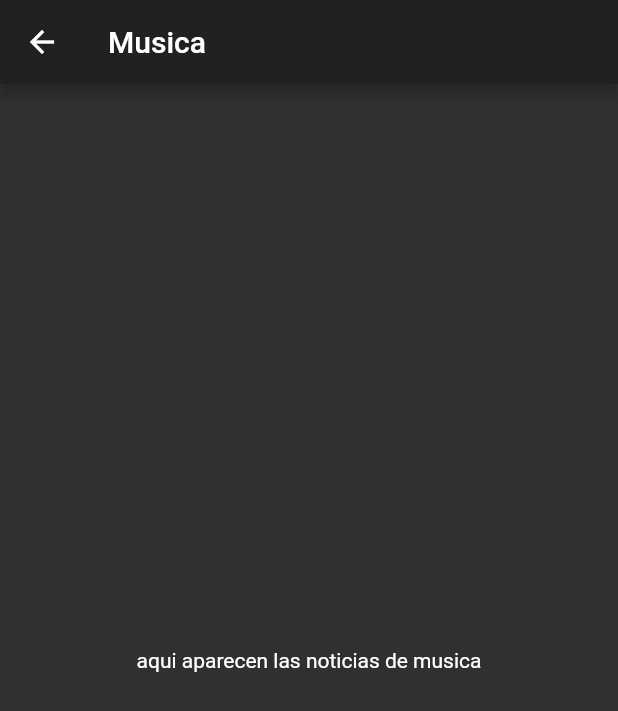
After one commit to Jaleman1005/Proyecto, a Flutter app: the MenuPage screen opened directly, after a tap on "Musica", on a phone screen of 412 x 824 dp. The commit adds this screen. Shown: the top 711 px of the screen. Run offline on Flutter 3.47's test engine with Material 2 defaults, Android fonts, the light colour scheme and no system bars.

Commit message:
modify the categorias page for implemente routes

```diff
--- a/myapp/lib/pages/Categorias.dart
+++ b/myapp/lib/pages/Categorias.dart
@@ -1,4 +1,6 @@
 import 'package:flutter/material.dart';
+import 'package:startup_namer/pages/FiltosCategorias/deportes.dart';
+import 'package:startup_namer/pages/FiltosCategorias/musica.dart';
 
 class CategoriasPage extends StatefulWidget{
   @override
@@ -23,105 +25,55 @@ class CategoriasPageState extends State<CategoriasPage> {
         mainAxisSpacing: 10,
         crossAxisCount: 2,
         children: <Widget>[
-          Container(
-            padding: const EdgeInsets.all(8),
-            child: const Text('Musica'),
-            decoration: new BoxDecoration(
-              image: DecorationImage(
-                image: new AssetImage('imagenes/musica.jpg'),
-                fit: BoxFit.fill,
-              ),
-            ),
+          contenedores(
+            text: 'Musica',
+            assetimage: 'imagenes/musica.jpg',
+            url: musicaPage(),
           ),
-          Container(
-            padding: const EdgeInsets.all(8),
-            child: const Text('Deportes'),
-            decoration: new BoxDecoration(
-              image: DecorationImage(
-                image: new AssetImage('imagenes/deportes.jpg'),
-                fit: BoxFit.fill,
-              ),
-            ),
+          contenedores(
+            text: 'Deportes',
+            assetimage: 'imagenes/deportes.jpg',
+            url: deportesPage(),
           ),
-          Container(
-            padding: const EdgeInsets.all(8),
-            child: const Text('Cine'),
-            decoration: new BoxDecoration(
-              image: DecorationImage(
-                image: new AssetImage('imagenes/cine.jpg'),
-                fit: BoxFit.fill,
-              ),
-            ),
+          contenedores(
+            text: 'Cine',
+            assetimage: 'imagenes/cine.jpg',
+            url: CategoriasPage(),
           ),
-          Container(
-            padding: const EdgeInsets.all(8),
-            child: const Text('Ciencia y tecnología'),
-            decoration: new BoxDecoration(
-              image: DecorationImage(
-                image: new AssetImage('imagenes/ciencia.jpg'),
-                fit: BoxFit.fill,
-              ),
-            ),
+          contenedores(
+            text: 'Ciencia y tecnología',
+            assetimage: 'imagenes/ciencia.jpg',
+            url: CategoriasPage(),
           ),
-          Container(
-            padding: const EdgeInsets.all(8),
-            child: const Text('Mundo'),
-            decoration: new BoxDecoration(
-              image: DecorationImage(
-                image: new AssetImage('imagenes/mundo.jpg'),
-                fit: BoxFit.fill,
-              ),
-            ),
+          contenedores(
+            text: 'Mundo',
+            assetimage: 'imagenes/mundo.jpg',
+            url: CategoriasPage(),
           ),
-          Container(
-            padding: const EdgeInsets.all(8),
-            child: const Text('Arte, Cultura y entretenimiento'),
-            decoration: new BoxDecoration(
-              image: DecorationImage(
-                image: new AssetImage('imagenes/cultura.jpg'),
-                fit: BoxFit.fill,
-              ),
-            ),
+          contenedores(
+            text: 'Arte, Cultura y entretenimiento',
+            assetimage: 'imagenes/cultura.jpg',
+            url: CategoriasPage(),
           ),
-          Container(
-            padding: const EdgeInsets.all(8),
-            child: const Text('Clima'),
-            decoration: new BoxDecoration(
-              image: DecorationImage(
-                image: new AssetImage('imagenes/clima.jpg'),
-                fit: BoxFit.fill,
-              ),
-            ),
+          contenedores(
+            text: 'Clima',
+            assetimage: 'imagenes/clima.jpg',
+            url: CategoriasPage(),
           ),
-          Container(
-            padding: const EdgeInsets.all(8),
-            child: const Text('Salud'),
-            decoration: new BoxDecoration(
-              image: DecorationImage(
-                image: new AssetImage('imagenes/salud.jpg'),
-                fit: BoxFit.fill,
-              ),
-            ),
+          contenedores(
+            text: 'Salud',
+            assetimage: 'imagenes/salud.jpg',
+            url: CategoriasPage(),
           ),
-          Container(
-            padding: const EdgeInsets.all(8),
-            child: const Text('Economía'),
-            decoration: new BoxDecoration(
-              image: DecorationImage(
-                image: new AssetImage('imagenes/economia.jpg'),
-                fit: BoxFit.fill,
-              ),
-            ),
+          contenedores(
+            text: 'Economía',
+            assetimage: 'imagenes/economia.jpg',
+            url: CategoriasPage(),
           ),
-          Container(
-            padding: const EdgeInsets.all(8),
-            child: const Text('Política'),
-            decoration: new BoxDecoration(
-              image: DecorationImage(
-                image: new AssetImage('imagenes/politica.jpg'),
-                fit: BoxFit.fill,
-              ),
-            ),
+          contenedores(
+            text: 'Política',
+            assetimage: 'imagenes/politica.jpg',
+            url: CategoriasPage(),
           ),
         ],
       ),
@@ -130,3 +82,39 @@ class CategoriasPageState extends State<CategoriasPage> {
 );
   }
 }
+
+class contenedores extends StatelessWidget {
+  final String assetimage;
+  final String text;
+  final Widget url;
+  const contenedores({
+    Key key,
+    @required this.assetimage,
+    @required this.text,
+    @required this.url,
+  }) : super(key: key);
+
+  @override
+  Widget build(BuildContext context) {
+    return Material(
+      child: InkWell(
+      onTap: (){
+                Navigator.push(
+                  context,
+                  MaterialPageRoute(builder: (context) => this.url),
+                  );
+              }, // handle your onTap here
+      child: Container(
+            padding: const EdgeInsets.all(8),
+            child: Text(this.text),
+            decoration: new BoxDecoration(
+              image: DecorationImage(
+              image: new AssetImage(this.assetimage),
+              fit: BoxFit.fill,
+            ),
+          ),
+        ),
+      ),
+    );
+  }
+}
--- /dev/null
+++ b/myapp/lib/pages/FiltosCategorias/musica.dart
@@ -0,0 +1,20 @@
+import 'package:flutter/material.dart';
+
+class musicaPage extends StatefulWidget {
+  @override
+  _musicaPageState createState() => _musicaPageState();
+}
+
+class _musicaPageState extends State<musicaPage>{
+  @override
+  Widget build(BuildContext context) {
+     return Scaffold(
+      appBar: AppBar(
+        title: Text("Musica"),
+      ),
+      body: Center(
+        child: Text('aqui aparecen las noticias de musica'),
+      ),
+    );
+  }
+}
--- a/myapp/lib/pages/menu.dart
+++ b/myapp/lib/pages/menu.dart
@@ -36,7 +36,7 @@ class MenuPageState extends State<MenuPage>{
   Widget build(BuildContext context) {
     return Scaffold(
         appBar: AppBar(
-          title: Text('Menu'),
+          title: Text('NewsK'),
         ),
         bottomNavigationBar: BottomNavigationBar(
           type: BottomNavigationBarType.fixed,
--- a/myapp/lib/pages/perfil.dart
+++ b/myapp/lib/pages/perfil.dart
@@ -28,6 +28,8 @@ class _PerfilPageState extends State<PerfilPage> {
          ],
     );
   }
+
+
 }
 
 class Profile extends StatelessWidget {
```
Also changed, not shown: myapp/lib/pages/FiltosCategorias/deportes.dart (added, +20 -0 lines).
